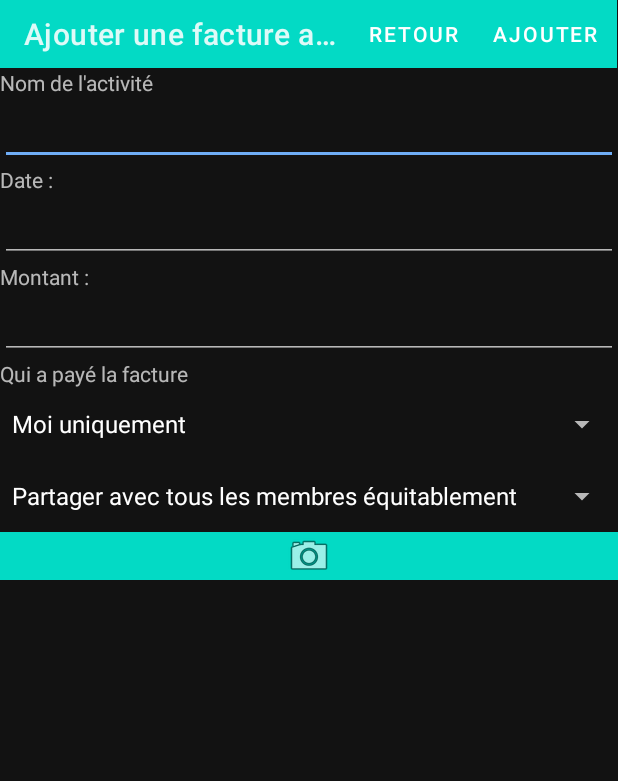
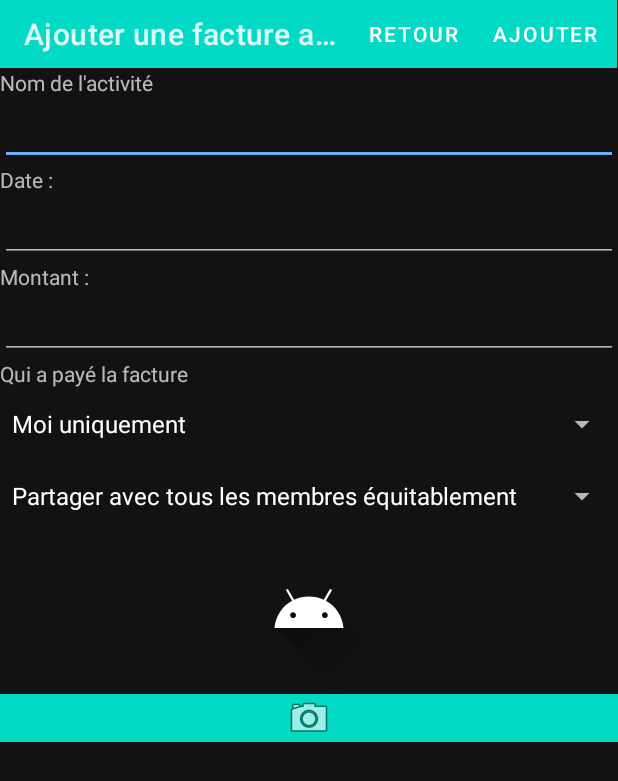
Before and after one commit to h-d3v/skillbill-mobile, an Android app: the ActivityAjouterFacture screen opened directly, with no data from a screen before it, on a phone screen of 412 x 824 dp. Shown: the top 781 px of the screen. Run offline under Robolectric (Android 15) with nearby library versions, the phone set to English and light mode, and no system bars; 5 statements that could not run were skipped.

Commit message:
corr bug

```diff
--- a/app/src/main/java/com/jde/skillbill/presentation/presenteur/PresenteurAjouterFacture.java
+++ b/app/src/main/java/com/jde/skillbill/presentation/presenteur/PresenteurAjouterFacture.java
@@ -41,7 +41,7 @@ public class PresenteurAjouterFacture implements IContratVPAjouterFacture.IPrese
     private final IGestionFacture iGestionFacture;
     private final IGestionUtilisateur iGestionUtilisateur;
     private final IGestionGroupes iGestionGroupes;
-    private static final int REQUETE_PRENDRE_PHOTO= 267676576;
+    private static final int REQUETE_PRENDRE_PHOTO= 2;
     private String[] nomsMembres;
 
     private Thread filEsclave = null;
@@ -186,7 +186,6 @@ public class PresenteurAjouterFacture implements IContratVPAjouterFacture.IPrese
     public void prendrePhoto() {
         Intent prendrePhotoIntent = new Intent(MediaStore.ACTION_IMAGE_CAPTURE);
         try { //TODO verifier que l'appareil est capable de prendre des photos
-            prendrePhotoIntent.putExtra(EXTRA_GROUPE_POSITION, groupe);
             activityAjouterFacture.startActivityForResult(prendrePhotoIntent, REQUETE_PRENDRE_PHOTO );
         }catch (ActivityNotFoundException e){
             Log.e("dlld", e.getMessage());
--- a/app/src/main/java/com/jde/skillbill/ui/activity/ActivityAjouterFacture.java
+++ b/app/src/main/java/com/jde/skillbill/ui/activity/ActivityAjouterFacture.java
@@ -3,6 +3,7 @@ package com.jde.skillbill.ui.activity;
 import android.content.Intent;
 import android.graphics.Bitmap;
 import android.os.Bundle;
+import android.util.Log;
 import android.widget.ImageView;
 import androidx.appcompat.app.AppCompatActivity;
 import androidx.fragment.app.FragmentTransaction;
@@ -43,6 +44,7 @@ public class ActivityAjouterFacture extends AppCompatActivity {
             if (imageBitmap != null) {
                 ImageView imageView = findViewById(R.id.imageFact);
                 imageView.setImageBitmap(imageBitmap);
+
             }
 
 
--- a/app/src/main/res/layout/frag_ajouter_facture.xml
+++ b/app/src/main/res/layout/frag_ajouter_facture.xml
@@ -87,7 +87,8 @@
         <ImageView
                 android:layout_width="match_parent"
                 android:layout_height="wrap_content"
-                android:id="@+id/imageFact" android:contentDescription="TODO"/>
+                android:id="@+id/imageFact" android:contentDescription="TODO"
+                app:srcCompat="@drawable/ic_launcher_foreground"/>
         <ImageButton
                 android:layout_width="match_parent"
                 android:layout_height="0dp" app:srcCompat="@android:drawable/ic_menu_camera"
```
